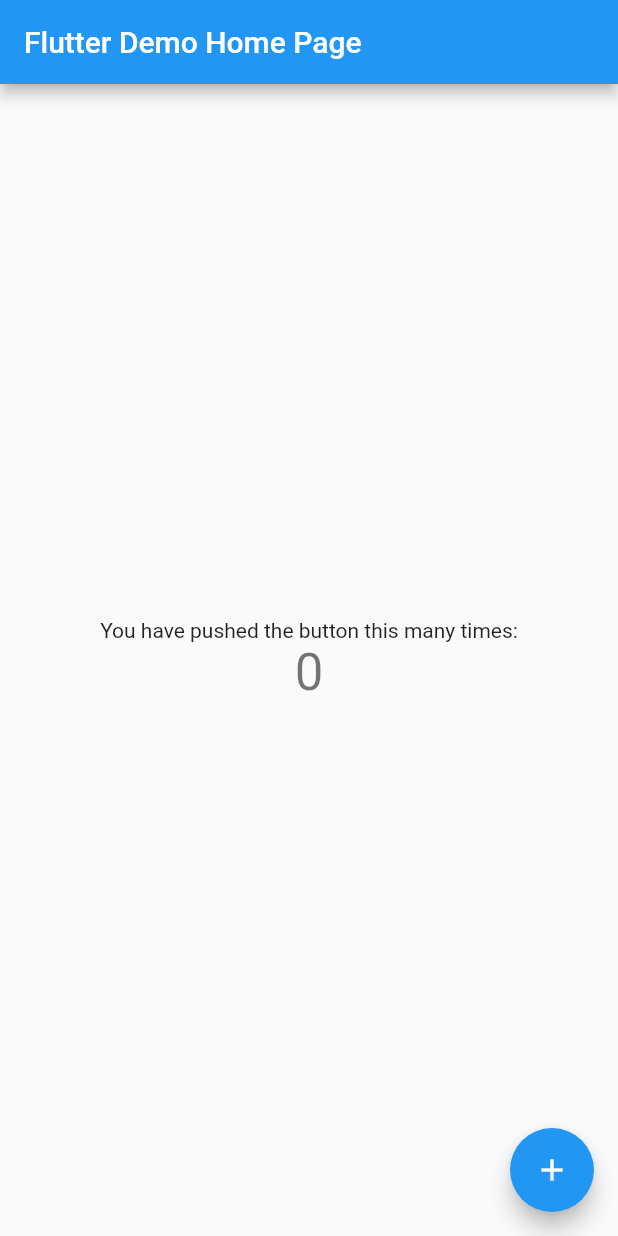
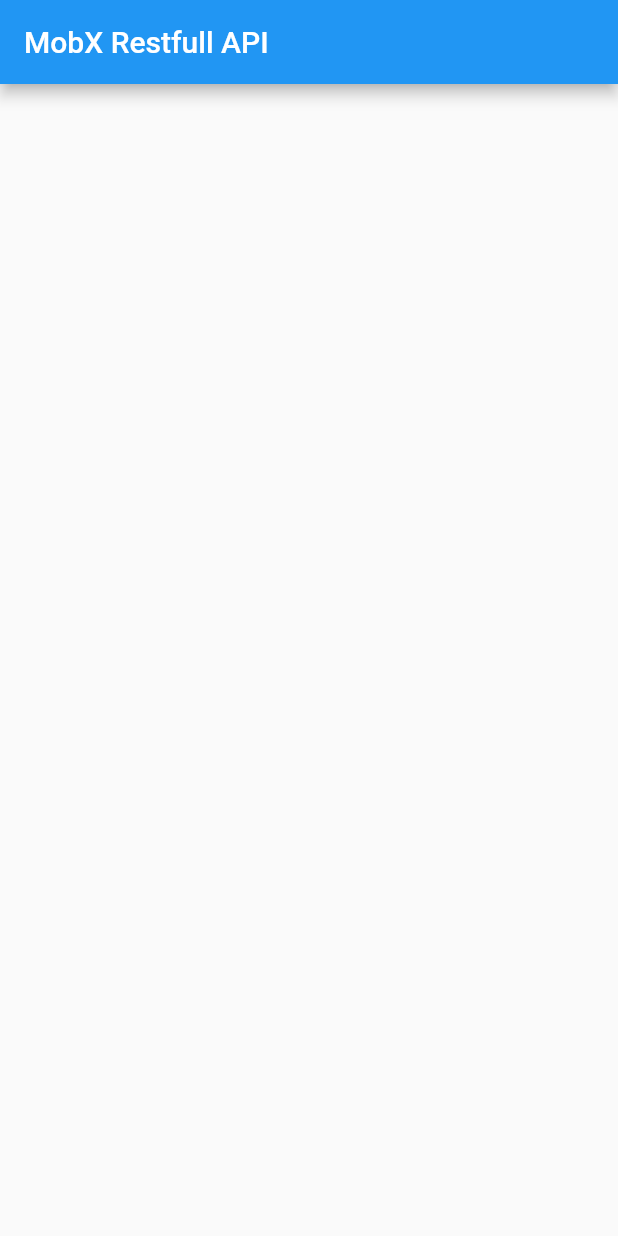
Before and after one commit to dilberates/Campaign_App, a Flutter app: the screen it shows after launch, on a phone screen of 412 x 824 dp. Run offline on Flutter 3.47's test engine with Material 2 defaults, Android fonts, the phone set to English and light mode, and no system bars.

Commit message:
HomePage.dart create
homepage yaratıldı.

```diff
--- /dev/null
+++ b/lib/HomePage.dart
@@ -0,0 +1,18 @@
+import 'package:flutter/material.dart';
+
+class HomePage extends StatefulWidget {
+  @override
+  _HomePageState createState() => _HomePageState();
+}
+
+class _HomePageState extends State<HomePage>
+    with SingleTickerProviderStateMixin {
+  @override
+  Widget build(BuildContext context) {
+    return Scaffold(
+      appBar: AppBar(
+        title: Text("MobX Restfull API"),
+      ),
+    );
+  }
+}
--- a/lib/main.dart
+++ b/lib/main.dart
@@ -1,4 +1,5 @@
 import 'package:flutter/material.dart';
+import 'package:kampanya/HomePage.dart';
 
 void main() {
   runApp(const MyApp());
@@ -14,55 +15,7 @@ class MyApp extends StatelessWidget {
 
         primarySwatch: Colors.blue,
       ),
-      home: const MyHomePage(title: 'Flutter Demo Home Page'),
+      home: HomePage(),
     );
   }
 }
-
-class MyHomePage extends StatefulWidget {
-  const MyHomePage({Key? key, required this.title}) : super(key: key);
-
-
-  final String title;
-
-  @override
-  State<MyHomePage> createState() => _MyHomePageState();
-}
-
-class _MyHomePageState extends State<MyHomePage> {
-  int _counter = 0;
-
-  void _incrementCounter() {
-    setState(() {
-      _counter++;
-    });
-  }
-
-  @override
-  Widget build(BuildContext context) {
-    return Scaffold(
-      appBar: AppBar(
-        title: Text(widget.title),
-      ),
-      body: Center(
-        child: Column(
-          mainAxisAlignment: MainAxisAlignment.center,
-          children: <Widget>[
-            const Text(
-              'You have pushed the button this many times:',
-            ),
-            Text(
-              '$_counter',
-              style: Theme.of(context).textTheme.headline4,
-            ),
-          ],
-        ),
-      ),
-      floatingActionButton: FloatingActionButton(
-        onPressed: _incrementCounter,
-        tooltip: 'Increment',
-        child: const Icon(Icons.add),
-      ),
-    );
-  }
-}
```
